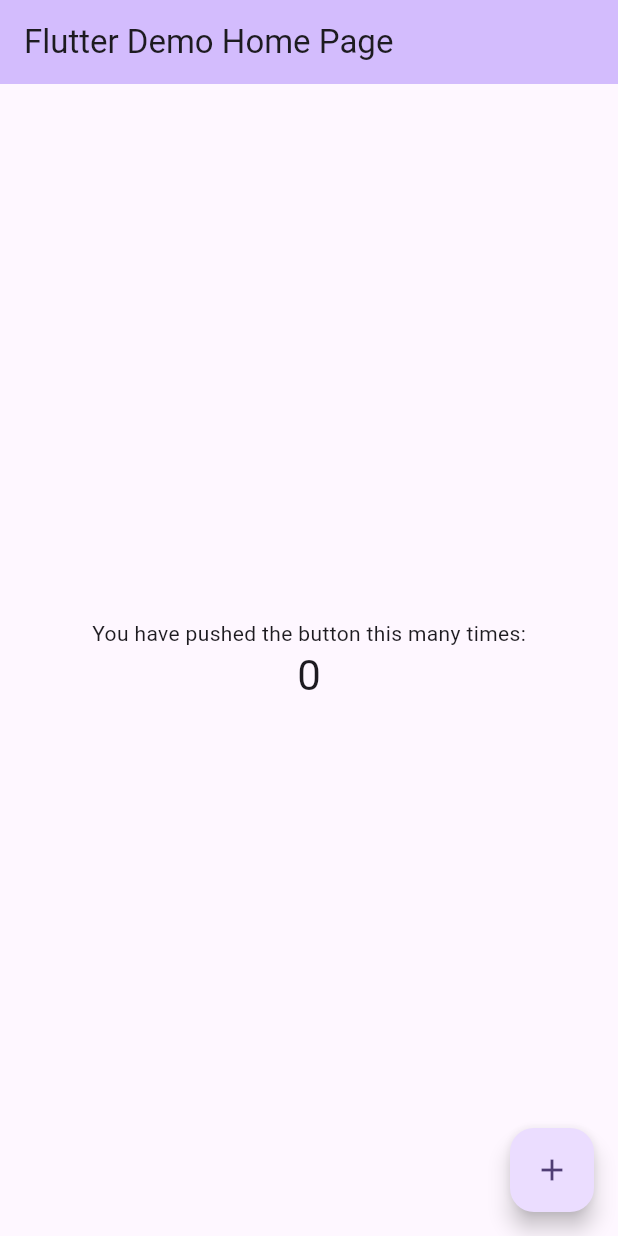
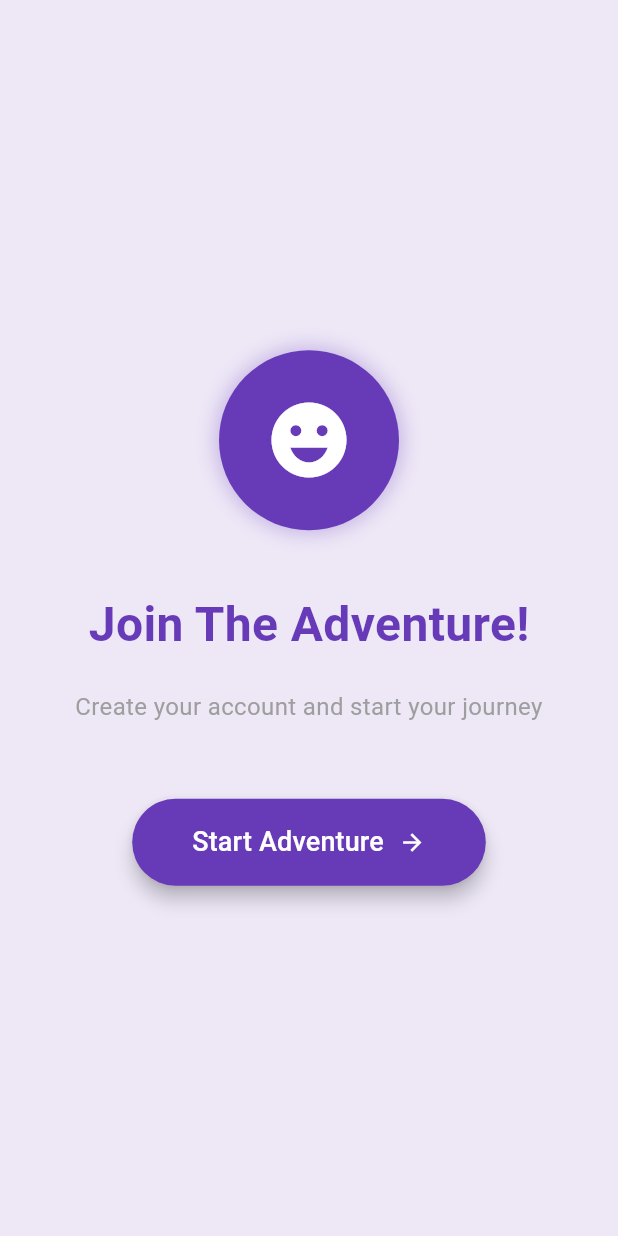
Before and after one commit to Davila-bit/signup_adventure, a Flutter app: the screen it shows after launch, on a phone screen of 412 x 824 dp. Run offline on Flutter 3.47's test engine with Material 3 defaults, Android fonts, the phone set to English and light mode, and no system bars; drawn by our look-alikes of animated_text_kit; our stand-ins replace confetti.

Commit message:
Implement signup flow with welcome and success screens; add animated text and confetti effects. Update dependencies for animated_text_kit and confetti.

```diff
--- a/lib/main.dart
+++ b/lib/main.dart
@@ -1,122 +1,23 @@
 import 'package:flutter/material.dart';
+import 'screens/welcome_screen.dart';
 
 void main() {
-  runApp(const MyApp());
+  runApp(const SignupAdventureApp());
 }
 
-class MyApp extends StatelessWidget {
-  const MyApp({super.key});
+class SignupAdventureApp extends StatelessWidget {
+  const SignupAdventureApp({super.key});
 
-  // This widget is the root of your application.
   @override
   Widget build(BuildContext context) {
     return MaterialApp(
-      title: 'Flutter Demo',
+      title: 'Signup Adventure',
       theme: ThemeData(
-        // This is the theme of your application.
-        //
-        // TRY THIS: Try running your application with "flutter run". You'll see
-        // the application has a purple toolbar. Then, without quitting the app,
-        // try changing the seedColor in the colorScheme below to Colors.green
-        // and then invoke "hot reload" (save your changes or press the "hot
-        // reload" button in a Flutter-supported IDE, or press "r" if you used
-        // the command line to start the app).
-        //
-        // Notice that the counter didn't reset back to zero; the application
-        // state is not lost during the reload. To reset the state, use hot
-        // restart instead.
-        //
-        // This works for code too, not just values: Most code changes can be
-        // tested with just a hot reload.
-        colorScheme: ColorScheme.fromSeed(seedColor: Colors.deepPurple),
+        primarySwatch: Colors.deepPurple,
+        fontFamily: 'Roboto',
       ),
-      home: const MyHomePage(title: 'Flutter Demo Home Page'),
+      home: const WelcomeScreen(),
+      debugShowCheckedModeBanner: false,
     );
   }
 }
-
-class MyHomePage extends StatefulWidget {
-  const MyHomePage({super.key, required this.title});
-
-  // This widget is the home page of your application. It is stateful, meaning
-  // that it has a State object (defined below) that contains fields that affect
-  // how it looks.
-
-  // This class is the configuration for the state. It holds the values (in this
-  // case the title) provided by the parent (in this case the App widget) and
-  // used by the build method of the State. Fields in a Widget subclass are
-  // always marked "final".
-
-  final String title;
-
-  @override
-  State<MyHomePage> createState() => _MyHomePageState();
-}
-
-class _MyHomePageState extends State<MyHomePage> {
-  int _counter = 0;
-
-  void _incrementCounter() {
-    setState(() {
-      // This call to setState tells the Flutter framework that something has
-      // changed in this State, which causes it to rerun the build method below
-      // so that the display can reflect the updated values. If we changed
-      // _counter without calling setState(), then the build method would not be
-      // called again, and so nothing would appear to happen.
-      _counter++;
-    });
-  }
-
-  @override
-  Widget build(BuildContext context) {
-    // This method is rerun every time setState is called, for instance as done
-    // by the _incrementCounter method above.
-    //
-    // The Flutter framework has been optimized to make rerunning build methods
-    // fast, so that you can just rebuild anything that needs updating rather
-    // than having to individually change instances of widgets.
-    return Scaffold(
-      appBar: AppBar(
-        // TRY THIS: Try changing the color here to a specific color (to
-        // Colors.amber, perhaps?) and trigger a hot reload to see the AppBar
-        // change color while the other colors stay the same.
-        backgroundColor: Theme.of(context).colorScheme.inversePrimary,
-        // Here we take the value from the MyHomePage object that was created by
-        // the App.build method, and use it to set our appbar title.
-        title: Text(widget.title),
-      ),
-      body: Center(
-        // Center is a layout widget. It takes a single child and positions it
-        // in the middle of the parent.
-        child: Column(
-          // Column is also a layout widget. It takes a list of children and
-          // arranges them vertically. By default, it sizes itself to fit its
-          // children horizontally, and tries to be as tall as its parent.
-          //
-          // Column has various properties to control how it sizes itself and
-          // how it positions its children. Here we use mainAxisAlignment to
-          // center the children vertically; the main axis here is the vertical
-          // axis because Columns are vertical (the cross axis would be
-          // horizontal).
-          //
-          // TRY THIS: Invoke "debug painting" (choose the "Toggle Debug Paint"
-          // action in the IDE, or press "p" in the console), to see the
-          // wireframe for each widget.
-          mainAxisAlignment: MainAxisAlignment.center,
-          children: <Widget>[
-            const Text('You have pushed the button this many times:'),
-            Text(
-              '$_counter',
-              style: Theme.of(context).textTheme.headlineMedium,
-            ),
-          ],
-        ),
-      ),
-      floatingActionButton: FloatingActionButton(
-        onPressed: _incrementCounter,
-        tooltip: 'Increment',
-        child: const Icon(Icons.add),
-      ), // This trailing comma makes auto-formatting nicer for build methods.
-    );
-  }
-}
--- /dev/null
+++ b/lib/screens/welcome_screen.dart
@@ -0,0 +1,101 @@
+import 'package:flutter/material.dart';
+import 'package:animated_text_kit/animated_text_kit.dart';
+import 'signup_screen.dart';
+
+class WelcomeScreen extends StatelessWidget {
+  const WelcomeScreen({super.key});
+
+  @override
+  Widget build(BuildContext context) {
+    return Scaffold(
+      backgroundColor: Colors.deepPurple[50],
+      body: Center(
+        child: SingleChildScrollView(
+          padding: const EdgeInsets.all(20.0),
+          child: Column(
+            mainAxisAlignment: MainAxisAlignment.center,
+            children: [
+              // Animated Emoji
+              AnimatedContainer(
+                duration: const Duration(seconds: 2),
+                curve: Curves.bounceOut,
+                width: 120,
+                height: 120,
+                decoration: BoxDecoration(
+                  color: Colors.deepPurple,
+                  shape: BoxShape.circle,
+                  boxShadow: [
+                    BoxShadow(
+                      color: Colors.deepPurple.withValues(alpha: 0.3),
+                      blurRadius: 10,
+                      spreadRadius: 2,
+                    )
+                  ],
+                ),
+                child: const Icon(
+                  Icons.emoji_emotions,
+                  color: Colors.white,
+                  size: 60,
+                ),
+              ),
+              const SizedBox(height: 40),
+              // Animated Title
+              AnimatedTextKit(
+                animatedTexts: [
+                  TypewriterAnimatedText(
+                    'Join The Adventure!',
+                    textStyle: const TextStyle(
+                      fontSize: 32,
+                      fontWeight: FontWeight.bold,
+                      color: Colors.deepPurple,
+                    ),
+                    speed: const Duration(milliseconds: 100),
+                  ),
+                ],
+                totalRepeatCount: 1,
+              ),
+              const SizedBox(height: 20),
+              const Text(
+                'Create your account and start your journey',
+                textAlign: TextAlign.center,
+                style: TextStyle(fontSize: 16, color: Colors.grey),
+              ),
+              const SizedBox(height: 50),
+              // Start Button
+              ElevatedButton(
+                onPressed: () {
+                  Navigator.push(
+                    context,
+                    MaterialPageRoute(
+                      builder: (context) => const SignupScreen(),
+                    ),
+                  );
+                },
+                style: ElevatedButton.styleFrom(
+                  backgroundColor: Colors.deepPurple,
+                  padding:
+                      const EdgeInsets.symmetric(horizontal: 40, vertical: 16),
+                  shape: RoundedRectangleBorder(
+                    borderRadius: BorderRadius.circular(30),
+                  ),
+                  elevation: 5,
+                ),
+                child: const Row(
+                  mainAxisSize: MainAxisSize.min,
+                  children: [
+                    Text(
+                      'Start Adventure',
+                      style: TextStyle(fontSize: 18, color: Colors.white),
+                    ),
+                    SizedBox(width: 10),
+                    Icon(Icons.arrow_forward, color: Colors.white),
+                  ],
+                ),
+              ),
+            ],
+          ),
+        ),
+      ),
+    );
+  }
+}
--- a/pubspec.yaml
+++ b/pubspec.yaml
@@ -34,6 +34,8 @@ dependencies:
   # The following adds the Cupertino Icons font to your application.
   # Use with the CupertinoIcons class for iOS style icons.
   cupertino_icons: ^1.0.8
+  animated_text_kit: ^4.2.2
+  confetti: ^0.7.0
 
 dev_dependencies:
   flutter_test:
```
Also changed, not shown: lib/screens/signup_screen.dart (added, +265 -0 lines), lib/screens/success_screen.dart (added, +139 -0 lines), pubspec.lock, 1 other file.
